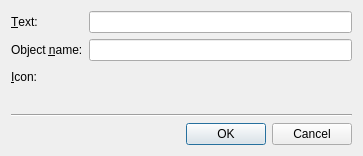
The window that tools/designer/src/lib/shared/newactiondialog.ui (Fat-Zer/qt4-historical) describes before a commit, drawn with Qt 5.
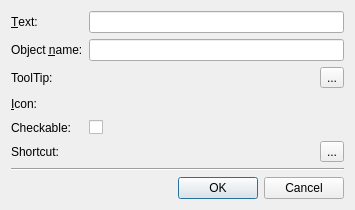
The same window after the commit. Custom widgets are drawn as their Qt base class.

```diff
--- a/tools/designer/src/lib/shared/newactiondialog.ui
+++ b/tools/designer/src/lib/shared/newactiondialog.ui
@@ -36,16 +36,8 @@
 **
 *********************************************************************</comment>
  <class>qdesigner_internal::NewActionDialog</class>
- <widget class="QDialog" name="qdesigner_internal::NewActionDialog" >
-  <property name="geometry" >
-   <rect>
-    <x>0</x>
-    <y>0</y>
-    <width>363</width>
-    <height>156</height>
-   </rect>
-  </property>
-  <property name="windowTitle" >
+ <widget class="QDialog" name="qdesigner_internal::NewActionDialog">
+  <property name="windowTitle">
    <string>New Action...</string>
   </property>
   <layout class="QVBoxLayout" name="verticalLayout" >
@@ -84,9 +76,9 @@
      <item row="1" column="1" >
       <widget class="QLineEdit" name="editObjectName" />
      </item>
-     <item row="2" column="0" >
-      <widget class="QLabel" name="label_2" >
-       <property name="text" >
+     <item row="3" column="0">
+      <widget class="QLabel" name="iconLabel">
+       <property name="text">
         <string>&amp;Icon:</string>
        </property>
        <property name="buddy" >
@@ -94,8 +86,8 @@
        </property>
       </widget>
      </item>
-     <item row="2" column="1" >
-      <layout class="QHBoxLayout" name="horizontalLayout" >
+     <item row="3" column="1">
+      <layout class="QHBoxLayout" name="horizontalLayout">
        <item>
         <widget class="qdesigner_internal::IconSelector" native="1" name="iconSelector" />
        </item>
@@ -114,6 +106,76 @@
        </item>
       </layout>
      </item>
+     <item row="5" column="0">
+      <widget class="QLabel" name="shortcutLabel">
+       <property name="text">
+        <string>Shortcut:</string>
+       </property>
+      </widget>
+     </item>
+     <item row="4" column="1">
+      <widget class="QCheckBox" name="checkableCheckBox">
+       <property name="text">
+        <string/>
+       </property>
+      </widget>
+     </item>
+     <item row="4" column="0">
+      <widget class="QLabel" name="checkableLabel">
+       <property name="text">
+        <string>Checkable:</string>
+       </property>
+      </widget>
+     </item>
+     <item row="2" column="0">
+      <widget class="QLabel" name="toolTipLabel">
+       <property name="text">
+        <string>ToolTip:</string>
+       </property>
+      </widget>
+     </item>
+     <item row="2" column="1">
+      <layout class="QHBoxLayout" name="toolTipLayout">
+       <item>
+        <widget class="TextPropertyEditor" name="tooltipEditor" native="true">
+         <property name="sizePolicy">
+          <sizepolicy hsizetype="MinimumExpanding" vsizetype="Preferred">
+           <horstretch>0</horstretch>
+           <verstretch>0</verstretch>
+          </sizepolicy>
+         </property>
+        </widget>
+       </item>
+       <item>
+        <widget class="QToolButton" name="toolTipToolButton">
+         <property name="text">
+          <string>...</string>
+         </property>
+        </widget>
+       </item>
+      </layout>
+     </item>
+     <item row="5" column="1">
+      <layout class="QHBoxLayout" name="keysequenceLayout">
+       <item>
+        <widget class="QtKeySequenceEdit" name="keySequenceEdit" native="true">
+         <property name="sizePolicy">
+          <sizepolicy hsizetype="MinimumExpanding" vsizetype="Preferred">
+           <horstretch>0</horstretch>
+           <verstretch>0</verstretch>
+          </sizepolicy>
+         </property>
+        </widget>
+       </item>
+       <item>
+        <widget class="QToolButton" name="keysequenceResetToolButton">
+         <property name="text">
+          <string>...</string>
+         </property>
+        </widget>
+       </item>
+      </layout>
+     </item>
     </layout>
    </item>
    <item>
@@ -155,6 +217,18 @@
    <header>iconselector_p.h</header>
    <container>1</container>
   </customwidget>
+  <customwidget>
+   <class>QtKeySequenceEdit</class>
+   <extends>QWidget</extends>
+   <header>qtpropertybrowserutils_p.h</header>
+   <container>1</container>
+  </customwidget>
+  <customwidget>
+   <class>TextPropertyEditor</class>
+   <extends>QWidget</extends>
+   <header>textpropertyeditor_p.h</header>
+   <container>1</container>
+  </customwidget>
  </customwidgets>
  <tabstops>
   <tabstop>editActionText</tabstop>
```
Left out of the diff: 101 changed lines with no effect on the pictures.
